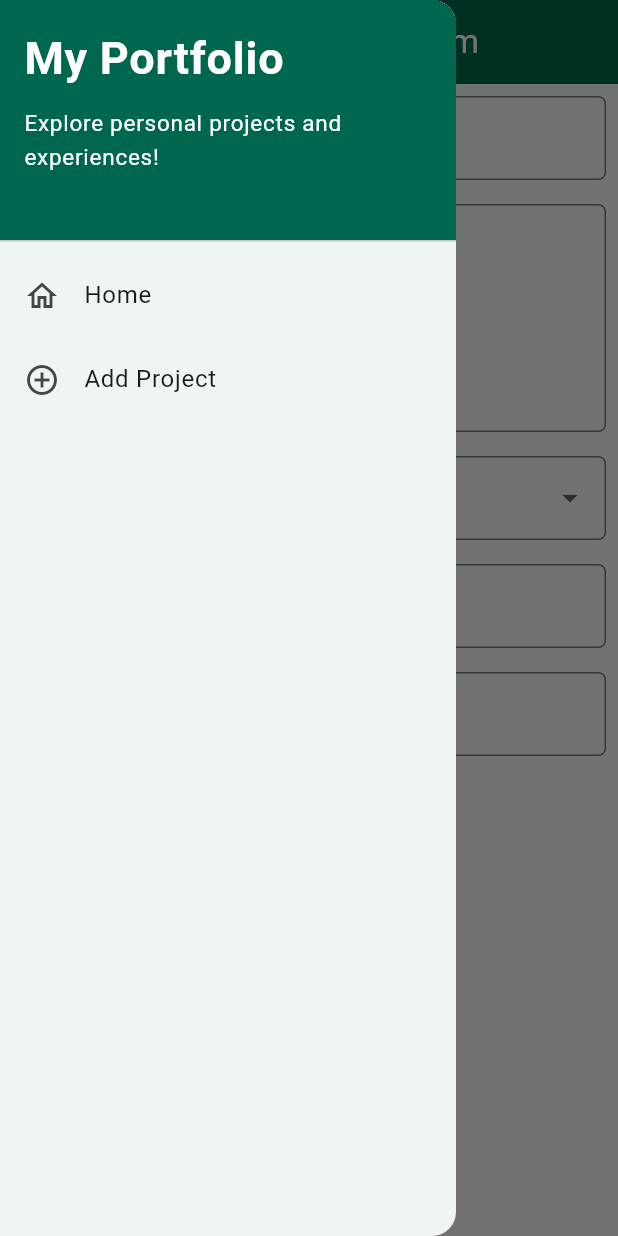
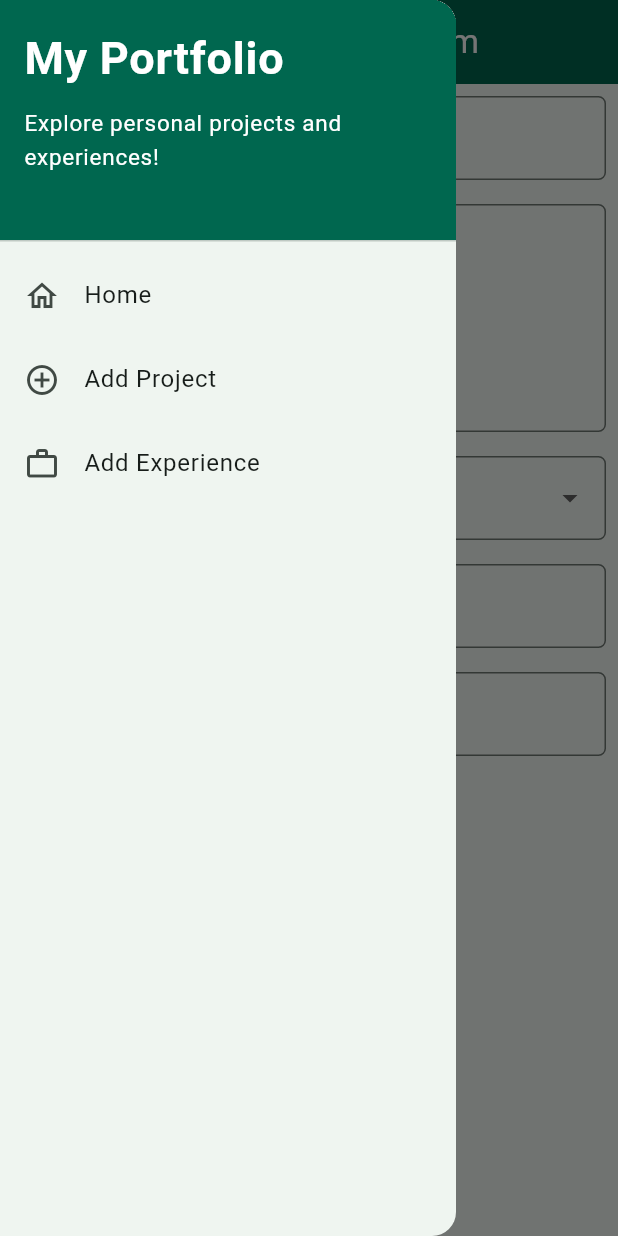
Before and after one commit to VeronikaCheb/myportfolio_mobile, a Flutter app: the ProjectFormPage screen opened directly, with the side drawer open, on a phone screen of 412 x 824 dp. Run offline on Flutter 3.47's test engine with Material 3 defaults, Android fonts, the phone set to English and light mode, and no system bars.

Commit message:
Assignment 8

```diff
--- a/lib/main.dart
+++ b/lib/main.dart
@@ -1,5 +1,5 @@
 import 'package:flutter/material.dart';
-import 'package:myportfolio_mobile/menu.dart';
+import 'package:myportfolio_mobile/screens/menu.dart';
 
 void main() {
   runApp(const MyApp());
--- /dev/null
+++ b/lib/screens/project_form.dart
@@ -0,0 +1,202 @@
+import 'package:flutter/material.dart';
+import '../widgets/left_drawer.dart';
+
+class ProjectFormPage extends StatefulWidget {
+  const ProjectFormPage({super.key});
+
+  @override
+  State<ProjectFormPage> createState() => _ProjectFormPageState();
+}
+
+class _ProjectFormPageState extends State<ProjectFormPage> {
+  final _formKey = GlobalKey<FormState>();
+  String _projectName = "";
+  String _description = "";
+  String _category = "Web Development";
+  String _technologies = "";
+  String _projectLink = "";
+
+  final List<String> _categories = [
+    'Web Development',
+    'Mobile Development',
+    'Machine Learning',
+    'Data Science',
+    'Other',
+  ];
+
+  @override
+  Widget build(BuildContext context) {
+    return Scaffold(
+      appBar: AppBar(
+        title: const Center(
+          child: Text('Add Project Form'),
+        ),
+        backgroundColor: const Color(0xFF00674F),
+        foregroundColor: Colors.white,
+        iconTheme: const IconThemeData(color: Colors.white),
+      ),
+      drawer: const LeftDrawer(),
+      body: Form(
+        key: _formKey,
+        child: SingleChildScrollView(
+          child: Column(
+            crossAxisAlignment: CrossAxisAlignment.start,
+            children: [
+              // === Project Name ===
+              Padding(
+                padding: const EdgeInsets.all(8.0),
+                child: TextFormField(
+                  decoration: InputDecoration(
+                    hintText: "Project Name",
+                    labelText: "Project Name",
+                    border: OutlineInputBorder(
+                      borderRadius: BorderRadius.circular(5.0),
+                    ),
+                  ),
+                  onChanged: (String? value) {
+                    setState(() {
+                      _projectName = value!;
+                    });
+                  },
+                  validator: (String? value) {
+                    if (value == null || value.trim().isEmpty) {
+                      return "Enter a project name.";
+                    }
+                    return null;
+                  },
+                ),
+              ),
+
+              // === Description ===
+              Padding(
+                padding: const EdgeInsets.all(8.0),
+                child: TextFormField(
+                  maxLines: 5,
+                  decoration: InputDecoration(
+                    hintText: "Project Description",
+                    labelText: "Project Description",
+                    border: OutlineInputBorder(
+                      borderRadius: BorderRadius.circular(5.0),
+                    ),
+                  ),
+                  onChanged: (String? value) {
+                    setState(() {
+                      _description = value!;
+                    });
+                  },
+                  validator: (String? value) {
+                    if (value == null || value.trim().isEmpty) {
+                      return "Enter a project description.";
+                    }
+                    return null;
+                  },
+                ),
+              ),
+
+              // === Category ===
+              Padding(
+                padding: const EdgeInsets.all(8.0),
+                child: DropdownButtonFormField<String>(
+                  decoration: InputDecoration(
+                    labelText: "Project Category",
+                    border: OutlineInputBorder(
+                      borderRadius: BorderRadius.circular(5.0),
+                    ),
+                  ),
+                  initialValue: _category,
+                  items: _categories
+                      .map((category) => DropdownMenuItem(
+                            value: category,
+                            child: Text(category),
+                          ))
+                      .toList(),
+                  onChanged: (String? newValue) {
+                    setState(() {
+                      _category = newValue!;
+                    });
+                  },
+                ),
+              ),
+
+              // === Technologies ===
+              Padding(
+                padding: const EdgeInsets.all(8.0),
+                child: TextFormField(
+                  decoration: InputDecoration(
+                    hintText: "Example: Flutter, Django, Figma",
+                    labelText: "Technologies Used",
+                    border: OutlineInputBorder(
+                      borderRadius: BorderRadius.circular(5.0),
+                    ),
+                  ),
+                  onChanged: (String? value) {
+                    setState(() {
+                      _technologies = value!;
+                    });
+                  },
+                ),
+              ),
+
+              // === Project Link ===
+              Padding(
+                padding: const EdgeInsets.all(8.0),
+                child: TextFormField(
+                  decoration: InputDecoration(
+                    hintText: "Project URL (optional)",
+                    labelText: "Project Link",
+                    border: OutlineInputBorder(
+                      borderRadius: BorderRadius.circular(5.0),
+                    ),
+                  ),
+                  onChanged: (String? value) {
+                    setState(() {
+                      _projectLink = value!;
+                    });
+                  },
+                ),
+              ),
+
+              // === Save Button ===
+              Align(
+                alignment: Alignment.bottomCenter,
+                child: Padding(
+                  padding: const EdgeInsets.all(8.0),
+                  child: ElevatedButton(
+                    style: ButtonStyle(
+                      backgroundColor: WidgetStateProperty.all(const Color(0xFF800000)),
+                    ),
+                    onPressed: () {
+                      if (_formKey.currentState!.validate()) {
+                        showDialog(
+                          context: context,
+                          builder: (context) {
+                            return AlertDialog(
+                              title: const Text('Project added successfully!'),
+                              actions: [
+                                TextButton(
+                                  child: const Text('OK'),
+                                  onPressed: () {
+                                    Navigator.pop(context);
+                                    _formKey.currentState!.reset();
+                                  },
+                                ),
+                              ],
+                            );
+                          },
+                        );
+                      }
+                    },
+                    child: const Text(
+                      "Save",
+                      style: TextStyle(color: Colors.white),
+                    ),
+                  ),
+                ),
+              ),
+            ],
+          ),
+        ),
+      ),
+    );
+  }
+}
--- a/lib/widgets/left_drawer.dart
+++ b/lib/widgets/left_drawer.dart
@@ -1,6 +1,7 @@
 import 'package:flutter/material.dart';
-import 'package:myportfolio_mobile/menu.dart';
-import 'package:myportfolio_mobile/project_form.dart';
+import 'package:myportfolio_mobile/screens/menu.dart';
+import 'package:myportfolio_mobile/screens/project_form.dart';
+import 'package:myportfolio_mobile/screens/experience_form.dart';
 
 class LeftDrawer extends StatelessWidget {
   const LeftDrawer({super.key});
@@ -60,6 +61,18 @@ class LeftDrawer extends StatelessWidget {
               );
             },
           ),
+          ListTile(
+            leading: const Icon(Icons.work_outline),
+            title: const Text('Add Experience'),
+            onTap: () {
+              Navigator.pushReplacement(
+                context,
+                MaterialPageRoute(
+                  builder: (context) => const ExperienceFormPage(),
+                ),
+              );
+            },
+          ),
         ],
       ),
     );
```
Also changed, not shown: lib/screens/experience_form.dart (renamed from lib/project_form.dart, +35 -69 lines), lib/screens/menu.dart (renamed from lib/menu.dart, +10 -13 lines), 1 other file.
